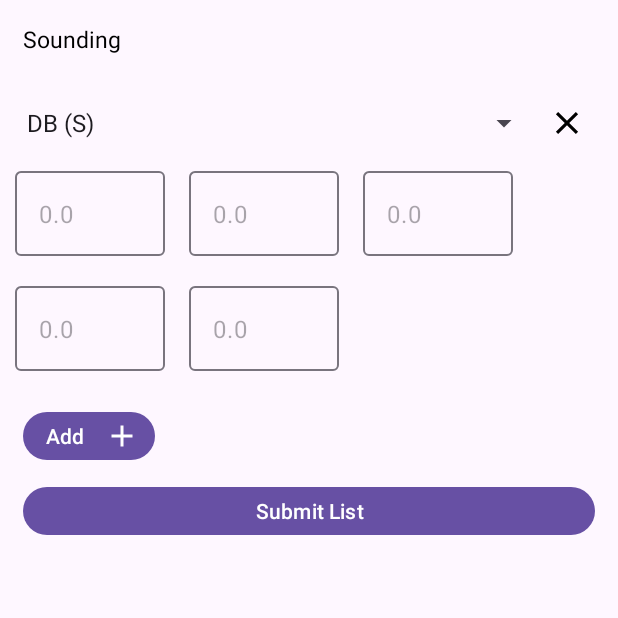
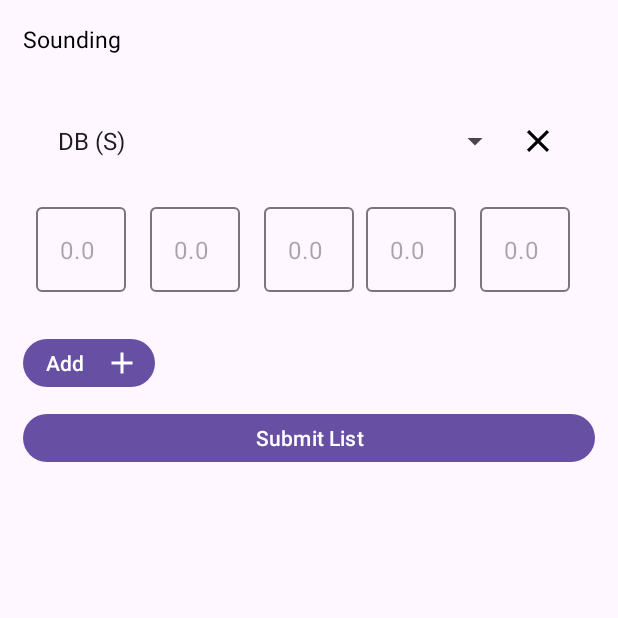
Before and after one commit to AsimaPrimaYohanaT/Dynamic-view, an Android app: the screen it shows after launch (MainActivity), after a tap on "Add", on a phone screen of 412 x 824 dp, the top half of it. Run offline under Robolectric (Android 15) with nearby library versions, the phone set to English and light mode, and no system bars.

Commit message:
editing view

```diff
--- a/app/src/main/res/layout/row_add_sounding.xml
+++ b/app/src/main/res/layout/row_add_sounding.xml
@@ -3,8 +3,8 @@
     xmlns:app="http://schemas.android.com/apk/res-auto"
     android:layout_width="match_parent"
     android:orientation="vertical"
-    android:paddingStart="10dp"
-    android:paddingEnd="10dp"
+    android:paddingStart="8dp"
+    android:paddingEnd="8dp"
     android:paddingTop="10dp"
     android:paddingBottom="5dp"
     android:layout_height="wrap_content">
@@ -12,17 +12,16 @@
     <LinearLayout
         android:layout_width="match_parent"
         android:layout_height="wrap_content"
-        android:orientation="horizontal">
-        <FrameLayout
-            android:layout_width="wrap_content"
-            android:layout_height="wrap_content">
+        android:orientation="horizontal"
+        android:gravity="center"
+        android:layout_marginStart="10dp"
+        android:layout_marginEnd="10dp"
+        android:layout_marginVertical="12dp">
 
-            <androidx.appcompat.widget.AppCompatSpinner
-                android:id="@+id/spinner_team"
-                android:layout_width="350dp"
-                android:layout_height="40dp"/>
-        </FrameLayout>
-
+        <androidx.appcompat.widget.AppCompatSpinner
+            android:id="@+id/spinner_team"
+            android:layout_width="310dp"
+            android:layout_height="40dp"/>
 
         <ImageView
             android:id="@+id/image_remove"
@@ -32,7 +31,7 @@
             android:layout_marginLeft="5dp"
             android:layout_gravity="center_vertical"
             android:src="@drawable/ic_close"
-            app:tint="@color/black"></ImageView>
+            app:tint="@color/black"/>
     </LinearLayout>
 
 
@@ -40,17 +39,19 @@
         android:layout_width="match_parent"
         android:layout_height="wrap_content"
         android:orientation="horizontal"
+        android:gravity="center"
         android:layout_marginVertical="12dp"
         >
         <com.google.android.material.textfield.TextInputLayout
-            android:layout_width="100dp"
+            android:layout_width="60dp"
             android:layout_height="wrap_content"
             android:layout_marginEnd="8dp"
+            android:gravity="center"
             app:hintEnabled="false"
             >
             <com.google.android.material.textfield.TextInputEditText
                 android:id="@+id/ed_sounding_1"
-                android:layout_width="100dp"
+                android:layout_width="match_parent"
                 android:layout_height="wrap_content"
                 android:inputType="numberDecimal"
                 android:hint="@string/zero"
@@ -58,9 +59,10 @@
         </com.google.android.material.textfield.TextInputLayout>
 
         <com.google.android.material.textfield.TextInputLayout
-            android:layout_width="100dp"
+            android:layout_width="60dp"
             android:layout_height="wrap_content"
             android:layout_marginHorizontal="8dp"
+            android:gravity="center"
             app:hintEnabled="false"
             >
             <com.google.android.material.textfield.TextInputEditText
@@ -72,9 +74,10 @@
                 />
         </com.google.android.material.textfield.TextInputLayout>
         <com.google.android.material.textfield.TextInputLayout
-            android:layout_width="100dp"
+            android:layout_width="60dp"
             android:layout_height="wrap_content"
             android:layout_marginHorizontal="8dp"
+            android:gravity="center"
             app:hintEnabled="false"
             >
             <com.google.android.material.textfield.TextInputEditText
@@ -85,17 +88,12 @@
                 android:hint="@string/zero"
                 />
         </com.google.android.material.textfield.TextInputLayout>
-    </LinearLayout>
 
-    <LinearLayout
-        android:layout_width="match_parent"
-        android:layout_height="wrap_content"
-        android:orientation="horizontal"
-        android:layout_marginVertical="8dp">
         <com.google.android.material.textfield.TextInputLayout
-            android:layout_width="100dp"
+            android:layout_width="60dp"
             android:layout_height="wrap_content"
             android:layout_marginEnd="8dp"
+            android:gravity="center"
             app:hintEnabled="false">
 
             <com.google.android.material.textfield.TextInputEditText
@@ -110,9 +108,10 @@
         </com.google.android.material.textfield.TextInputLayout>
 
         <com.google.android.material.textfield.TextInputLayout
-            android:layout_width="100dp"
+            android:layout_width="60dp"
             android:layout_height="wrap_content"
             android:layout_marginHorizontal="8dp"
+            android:gravity="center"
             app:hintEnabled="false">
 
             <com.google.android.material.textfield.TextInputEditText
@@ -125,4 +124,5 @@
         </com.google.android.material.textfield.TextInputLayout>
 
     </LinearLayout>
+
 </LinearLayout>
```
